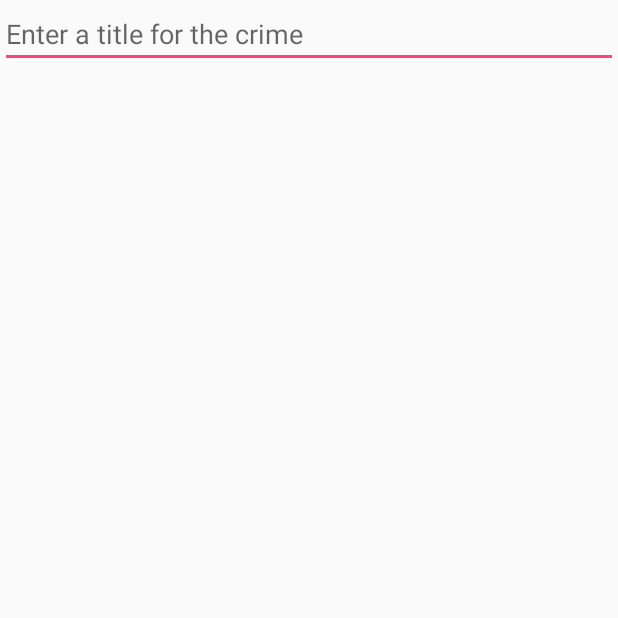
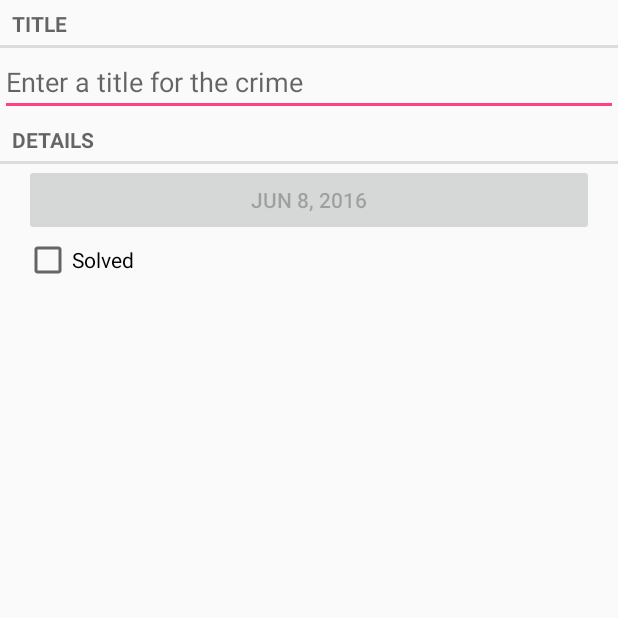
Before and after one commit to madnotdead/crimeIntent, an Android app: the screen it shows after launch (CrimeActivity), on a phone screen of 412 x 824 dp, the top half of it. Run offline under Robolectric (Android 15) with nearby library versions, the phone set to English and light mode, and no system bars.

Commit message:
Added Date button and is solvedheckbox

```diff
--- a/app/src/main/java/madnotdead/crimeintent/Crime.java
+++ b/app/src/main/java/madnotdead/crimeintent/Crime.java
@@ -1,5 +1,6 @@
 package madnotdead.crimeintent;
 
+import java.util.Date;
 import java.util.UUID;
 
 /**
@@ -9,9 +10,12 @@ public class Crime {
 
     private UUID mId;
     private String title;
+    private Date mDate;
+    private boolean mSolved;
 
     public Crime(){
         mId = UUID.randomUUID();
+        mDate = new Date();
     }
 
     public UUID getId() {
@@ -29,4 +33,21 @@ public class Crime {
     public void setTitle(String title) {
         this.title = title;
     }
+
+    public Date getDate() {
+        return mDate;
+    }
+
+    public void setDate(Date date) {
+        mDate = date;
+    }
+
+    public boolean isSolved() {
+        return mSolved;
+    }
+
+    public void setSolved(boolean solved) {
+        mSolved = solved;
+    }
+
 }
--- a/app/src/main/java/madnotdead/crimeintent/CrimeFragment.java
+++ b/app/src/main/java/madnotdead/crimeintent/CrimeFragment.java
@@ -6,9 +6,13 @@ import android.support.v4.app.Fragment;
 import android.support.v4.app.FragmentManager;
 import android.text.Editable;
 import android.text.TextWatcher;
+import android.text.format.DateFormat;
 import android.view.LayoutInflater;
 import android.view.View;
 import android.view.ViewGroup;
+import android.widget.Button;
+import android.widget.CheckBox;
+import android.widget.CompoundButton;
 import android.widget.EditText;
 
 /**
@@ -17,6 +21,8 @@ import android.widget.EditText;
 public class CrimeFragment extends Fragment {
     private Crime mCrime;
     private EditText mTitleField;
+    private Button mDateButton;
+    private CheckBox mSolved;
 
     @Override
     public void onCreate(@Nullable Bundle savedInstanceState) {
@@ -49,7 +55,20 @@ public class CrimeFragment extends Fragment {
 
             }
         });
+
+        mDateButton = (Button)v.findViewById(R.id.crime_date);
+        java.text.DateFormat dateFormat = android.text.format.DateFormat.getMediumDateFormat(getActivity().getApplicationContext());
+        mDateButton.setText(dateFormat.format(mCrime.getDate()));
+        mDateButton.setEnabled(false);
+
+        mSolved = (CheckBox)v.findViewById(R.id.crime_solved);
+        mSolved.setOnCheckedChangeListener(new CompoundButton.OnCheckedChangeListener() {
+            @Override
+            public void onCheckedChanged(CompoundButton buttonView, boolean isChecked) {
+                mCrime.setSolved(isChecked);
+            }
+        });
+
         return v;
-
     }
 }
--- a/app/src/main/res/layout-land/fragment_crime.xml
+++ b/app/src/main/res/layout-land/fragment_crime.xml
@@ -1,7 +1,7 @@
 <?xml version="1.0" encoding="utf-8"?>
 <LinearLayout xmlns:android="http://schemas.android.com/apk/res/android"
     android:orientation="vertical" android:layout_width="match_parent"
-    android:layout_height="match_parent">
+    android:layout_height="wrap_content">
 
     <TextView
         android:layout_width="match_parent"
@@ -21,19 +21,25 @@
         android:text = "@string/crime_details_label"
         style="?android:listSeparatorTextViewStyle"/>
 
-    <Button
-        android:id="@+id/crime_date"
+    <LinearLayout
+        android:orientation="horizontal"
         android:layout_width="match_parent"
         android:layout_height="wrap_content"
         android:layout_marginLeft="16dp"
-        android:layout_marginRight="16dp"
-        />
-    <CheckBox
-        android:id ="@+id/crime_solved"
-        android:layout_width="match_parent"
-        android:layout_height="wrap_content"
-        android:layout_marginLeft="16dp"
-        android:layout_marginRight="16dp"
-        android:text="@string/crime_solved_label"/>
+        android:layout_marginRight="16dp">
+
+        <Button
+            android:id="@+id/crime_date"
+            android:layout_width="wrap_content"
+            android:layout_height="wrap_content"
+            android:layout_weight="1"/>
+
+        <CheckBox
+            android:id ="@+id/crime_solved"
+            android:layout_width="wrap_content"
+            android:layout_height="wrap_content"
+            android:text="@string/crime_solved_label"
+            android:layout_weight="1"/>
+    </LinearLayout>
 
 </LinearLayout>
--- a/app/src/main/res/layout/fragment_crime.xml
+++ b/app/src/main/res/layout/fragment_crime.xml
@@ -2,6 +2,12 @@
 <LinearLayout xmlns:android="http://schemas.android.com/apk/res/android"
     android:orientation="vertical" android:layout_width="match_parent"
     android:layout_height="match_parent">
+
+    <TextView
+        android:layout_width="match_parent"
+        android:layout_height="wrap_content"
+        android:text = "@string/crime_title_label"
+        style="?android:listSeparatorTextViewStyle"/>
 
     <EditText
         android:id="@+id/crime_title"
@@ -9,4 +15,25 @@
         android:layout_height="wrap_content"
         android:hint="@string/crime_title_hint"/>
 
+    <TextView
+        android:layout_width="match_parent"
+        android:layout_height="wrap_content"
+        android:text = "@string/crime_details_label"
+        style="?android:listSeparatorTextViewStyle"/>
+
+    <Button
+        android:id="@+id/crime_date"
+        android:layout_width="match_parent"
+        android:layout_height="wrap_content"
+        android:layout_marginLeft="16dp"
+        android:layout_marginRight="16dp"
+        />
+    <CheckBox
+        android:id ="@+id/crime_solved"
+        android:layout_width="match_parent"
+        android:layout_height="wrap_content"
+        android:layout_marginLeft="16dp"
+        android:layout_marginRight="16dp"
+        android:text="@string/crime_solved_label"/>
+
 </LinearLayout>
--- a/app/src/main/res/values/strings.xml
+++ b/app/src/main/res/values/strings.xml
@@ -1,4 +1,7 @@
 <resources>
     <string name="app_name">CrimeIntent</string>
     <string name="crime_title_hint">Enter a title for the crime</string>
+    <string name="crime_title_label">Title</string>
+    <string name="crime_details_label">Details</string>
+    <string name="crime_solved_label">Solved</string>
 </resources>
--- a/app/src/main/res/values/styles.xml
+++ b/app/src/main/res/values/styles.xml
@@ -8,4 +8,8 @@
         <item name="colorAccent">@color/colorAccent</item>
     </style>
 
+    <style name="BigTextStyle">
+        <item name="android:textSize">20sp</item>
+        <item name="android:padding">3dp</item>
+    </style>
 </resources>
```
